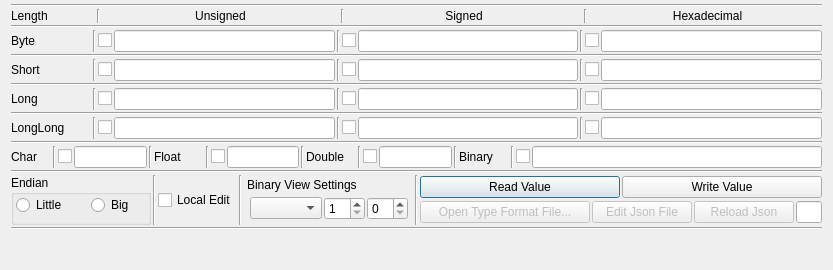
Old version of the form GitView/source/binary_values_view.ui in the repository Rolloke/GUI-Apps.
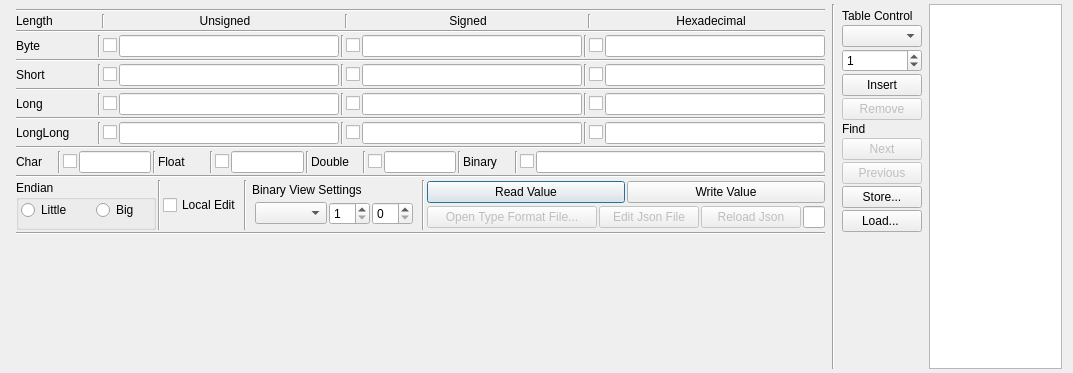
New version of the form. Icons and pictures are not drawn.

Commit message: search in binary files

What changed in the file:
```diff
--- a/GitView/source/binary_values_view.ui
+++ b/GitView/source/binary_values_view.ui
@@ -6,14 +6,14 @@
    <rect>
     <x>0</x>
     <y>0</y>
-    <width>833</width>
-    <height>270</height>
+    <width>1073</width>
+    <height>373</height>
    </rect>
   </property>
   <property name="windowTitle">
    <string>Dialog</string>
   </property>
-  <layout class="QVBoxLayout" name="verticalLayout">
+  <layout class="QHBoxLayout" name="horizontalLayout_4">
    <property name="spacing">
     <number>2</number>
    </property>
@@ -22,6 +22,20 @@
    </property>
    <property name="bottomMargin">
     <number>4</number>
+   </property>
+   <item>
+    <layout class="QVBoxLayout" name="verticalLayout_rows">
+     <property name="leftMargin">
+      <number>5</number>
+     </property>
+     <property name="topMargin">
+      <number>5</number>
+     </property>
+     <property name="rightMargin">
+      <number>5</number>
+     </property>
+     <property name="bottomMargin">
+      <number>5</number>
    </property>
    <item>
     <widget class="Line" name="line_19">
@@ -319,7 +333,7 @@
     </layout>
    </item>
    <item>
-    <widget class="Line" name="line_14">
+      <widget class="Line" name="line_15">
      <property name="orientation">
       <enum>Qt::Horizontal</enum>
      </property>
@@ -394,7 +408,7 @@
     </layout>
    </item>
    <item>
-    <widget class="Line" name="line_15">
+      <widget class="Line" name="line_16">
      <property name="orientation">
       <enum>Qt::Horizontal</enum>
      </property>
@@ -469,7 +483,7 @@
     </layout>
    </item>
    <item>
-    <widget class="Line" name="line_16">
+      <widget class="Line" name="line_14">
      <property name="orientation">
       <enum>Qt::Horizontal</enum>
      </property>
@@ -656,7 +670,7 @@
     </widget>
    </item>
    <item>
-    <layout class="QHBoxLayout" name="horizontalLayout" stretch="0,0,0,0,0,0,0">
+      <layout class="QHBoxLayout" name="horizontalLayout" stretch="0,0,0,0,0,0,0,0">
      <item>
       <widget class="QGroupBox" name="groupBox">
        <property name="minimumSize">
@@ -801,6 +815,13 @@
        </item>
       </layout>
      </item>
+       <item>
+        <widget class="Line" name="line_23">
+         <property name="orientation">
+          <enum>Qt::Horizontal</enum>
+         </property>
+        </widget>
+       </item>
      <item>
       <widget class="Line" name="line_22">
        <property name="orientation">
@@ -931,7 +952,7 @@
     </layout>
    </item>
    <item>
-    <widget class="Line" name="line_23">
+      <widget class="Line" name="line_30">
      <property name="orientation">
       <enum>Qt::Horizontal</enum>
      </property>
@@ -949,6 +970,148 @@
       </size>
      </property>
     </spacer>
+     </item>
+    </layout>
+   </item>
+   <item>
+    <widget class="Line" name="line_29">
+     <property name="orientation">
+      <enum>Qt::Vertical</enum>
+     </property>
+    </widget>
+   </item>
+   <item>
+    <layout class="QVBoxLayout" name="verticalLayout_table_controls">
+     <property name="leftMargin">
+      <number>5</number>
+     </property>
+     <property name="topMargin">
+      <number>5</number>
+     </property>
+     <property name="rightMargin">
+      <number>5</number>
+     </property>
+     <property name="bottomMargin">
+      <number>5</number>
+     </property>
+     <item>
+      <widget class="QLabel" name="labelTableControl">
+       <property name="text">
+        <string>Table Control</string>
+       </property>
+      </widget>
+     </item>
+     <item>
+      <widget class="QComboBox" name="comboDataType2insert">
+       <property name="toolTip">
+        <string>Choose data type to insert into table</string>
+       </property>
+      </widget>
+     </item>
+     <item>
+      <widget class="QSpinBox" name="spinTextLength">
+       <property name="maximum">
+        <number>256</number>
+       </property>
+       <property name="value">
+        <number>1</number>
+       </property>
+      </widget>
+     </item>
+     <item>
+      <widget class="QPushButton" name="btnInsertType">
+       <property name="toolTip">
+        <string>Insert data type into table</string>
+       </property>
+       <property name="text">
+        <string>Insert</string>
+       </property>
+      </widget>
+     </item>
+     <item>
+      <widget class="QPushButton" name="btnRemoveType">
+       <property name="enabled">
+        <bool>false</bool>
+       </property>
+       <property name="toolTip">
+        <string>Not yet implemented</string>
+       </property>
+       <property name="text">
+        <string>Remove</string>
+       </property>
+      </widget>
+     </item>
+     <item>
+      <widget class="QLabel" name="labelFind">
+       <property name="text">
+        <string>Find</string>
+       </property>
+      </widget>
+     </item>
+     <item>
+      <widget class="QPushButton" name="btnFindNext">
+       <property name="enabled">
+        <bool>false</bool>
+       </property>
+       <property name="toolTip">
+        <string>Not yet implemented</string>
+       </property>
+       <property name="text">
+        <string>Next</string>
+       </property>
+      </widget>
+     </item>
+     <item>
+      <widget class="QPushButton" name="btnFindPrevious">
+       <property name="enabled">
+        <bool>false</bool>
+       </property>
+       <property name="toolTip">
+        <string>Not yet implemented</string>
+       </property>
+       <property name="text">
+        <string>Previous</string>
+       </property>
+      </widget>
+     </item>
+     <item>
+      <widget class="QPushButton" name="btnStoreTableContent">
+       <property name="text">
+        <string>Store...</string>
+       </property>
+      </widget>
+     </item>
+     <item>
+      <widget class="QPushButton" name="btnLoadTableContent">
+       <property name="text">
+        <string>Load... </string>
+       </property>
+      </widget>
+     </item>
+     <item>
+      <spacer name="verticalSpacer_2">
+       <property name="orientation">
+        <enum>Qt::Vertical</enum>
+       </property>
+       <property name="sizeHint" stdset="0">
+        <size>
+         <width>20</width>
+         <height>40</height>
+        </size>
+       </property>
+      </spacer>
+     </item>
+    </layout>
+   </item>
+   <item>
+    <widget class="QTableView" name="tableView">
+     <property name="toolTip">
+      <string>Insert data type to be diplayed</string>
+     </property>
+     <property name="alternatingRowColors">
+      <bool>true</bool>
+     </property>
+    </widget>
    </item>
   </layout>
  </widget>
```
Lines whose indentation alone changed are shown as unchanged. The commit also changes 8 other files.
